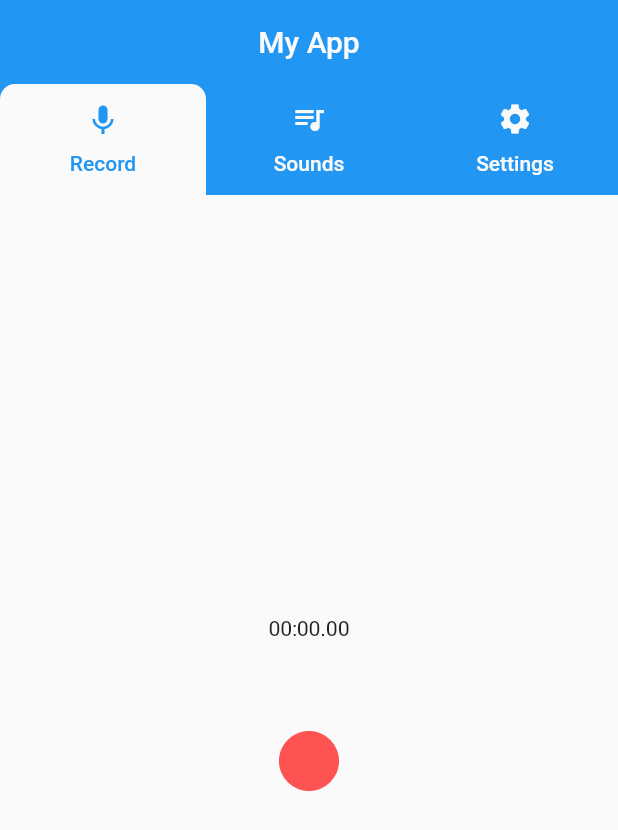
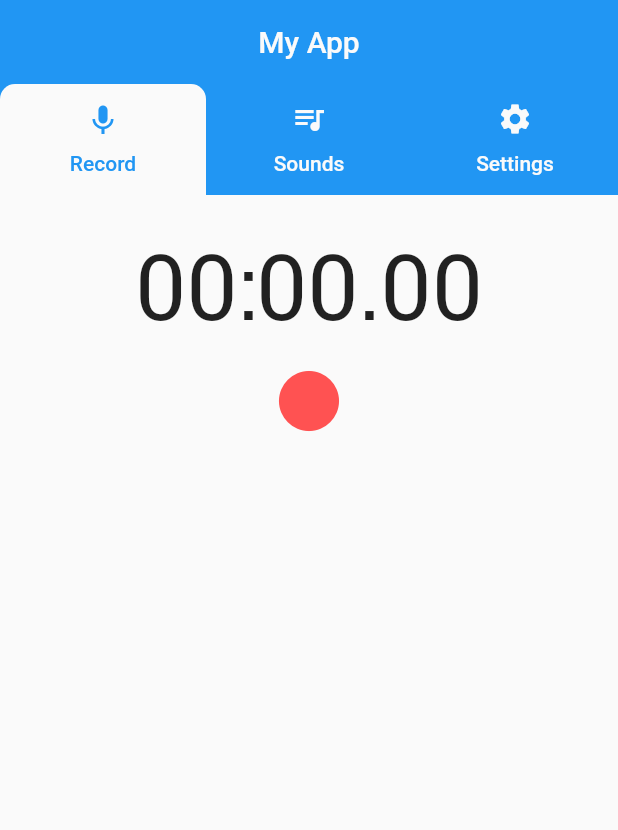
Before and after one commit to tcollard/fluttterSoundApp, a Flutter app: the screen it shows after launch, on a phone screen of 412 x 824 dp. Shown: the top 830 px of the screen. Run offline on Flutter 3.47's test engine with Material 2 defaults, Android fonts, the phone set to English and light mode, and no system bars; our stand-ins replace audioplayers, dynamic_theme, google_fonts, permission_handler; missing offline and left inert: audio_recorder, flutter_material_color_picker; Roboto replaces fonts that are missing (Monoton).

Commit message:
style: 💄 (Recorder) Change btn display

```diff
--- a/myapp/lib/common/timer.dart
+++ b/myapp/lib/common/timer.dart
@@ -14,6 +14,7 @@ class ConfigTimer {
       <ValueChanged<ElapsedTime>>[];
   final Stopwatch stopwatch = Stopwatch();
   final int refreshRateMilliseconds = 30;
+  final TextStyle timerStyle = const TextStyle(fontSize: 60.0);
 }
 
 class TimerContent extends StatefulWidget {
@@ -32,6 +33,10 @@ class TimerContentState extends State<TimerContent> {
 
   void stop() {
     if (config.stopwatch.isRunning) config.stopwatch.stop();
+  }
+
+  void reset() {
+    config.stopwatch.reset();
   }
 
   @override
@@ -89,13 +94,11 @@ class _TimerTextState extends State<TimerText> {
       children: <Widget>[
         RepaintBoundary(
           child: SizedBox(
-            height: 60.0,
             child: MinutesAndSeconds(config: config),
           ),
         ),
         RepaintBoundary(
           child: SizedBox(
-            height: 60.0,
             child: Hundreds(config: config),
           ),
         )
@@ -139,7 +142,7 @@ class _MinutesAndSecondsState extends State<MinutesAndSeconds> {
   Widget build(BuildContext context) {
     String minutesStr = (minutes % 60).toString().padLeft(2, '0');
     String secondsStr = (seconds % 60).toString().padLeft(2, '0');
-    return Text('$minutesStr:$secondsStr.');
+    return Text('$minutesStr:$secondsStr.', style: config.timerStyle);
   }
 }
 
@@ -174,6 +177,6 @@ class _HundredsState extends State<Hundreds> {
   @override
   Widget build(BuildContext context) {
     String hundredsStr = (hundreds % 100).toString().padLeft(2, '0');
-    return Text(hundredsStr);
+    return Text(hundredsStr, style: config.timerStyle);
   }
 }
--- a/myapp/lib/pages/recorder.dart
+++ b/myapp/lib/pages/recorder.dart
@@ -16,17 +16,20 @@ class _RecorderPageState extends State<RecorderPage> {
   bool _isRecording = false;
   bool _isPlaying = false;
   String _recordPath;
-  List<Widget> displayList = [];
-  final GlobalKey<TimerContentState> timerState = GlobalKey<TimerContentState>();
+  List<Widget> recordingAction = [];
+  List<Widget> saveAction = [];
+  Widget allActions;
 
+  List<Widget> list = [];
+  final GlobalKey<TimerContentState> timerState =
+      GlobalKey<TimerContentState>();
 
   @override
   Widget build(BuildContext context) {
-    displayList = [];
     if (!_isRecording && _recordPath == null) {
-      displayList = [];
-      displayList.add(TimerContent(key: timerState));
-      displayList.add(IconButton(
+      recordingAction = [];
+      recordingAction.add(TimerContent(key: timerState));
+      recordingAction.add(IconButton(
           icon: Icon(Icons.fiber_manual_record),
           color: Colors.redAccent,
           splashColor: Theme.of(context).primaryColor,
@@ -37,11 +40,19 @@ class _RecorderPageState extends State<RecorderPage> {
               this.timerState.currentState.start();
             }
           }));
+      allActions = Center(
+        child: Container(
+          padding: EdgeInsets.only(top: 20.0),
+          child: Column(
+            mainAxisAlignment: MainAxisAlignment.start,
+            children: recordingAction,
+          ),
+        ),
+      );
     } else if (_isRecording) {
-      displayList = [];
-      displayList.add(TimerContent(key: timerState));
-
-      displayList.add(IconButton(
+      setState(() {
+        recordingAction.removeLast();
+        recordingAction.add(IconButton(
             icon: Icon(Icons.stop),
             color: (Theme.of(context).brightness == Brightness.light)
                 ? Colors.black
@@ -54,9 +65,21 @@ class _RecorderPageState extends State<RecorderPage> {
                 this.timerState.currentState.stop();
               }
             }));
-    } else if (!_isRecording && _recordPath != null) {
-      displayList = [];
-      displayList.add(IconButton(
+        allActions = Center(
+          child: Container(
+            padding: EdgeInsets.only(top: 20.0),
+            child: Column(
+              mainAxisAlignment: MainAxisAlignment.start,
+              children: recordingAction,
+            ),
+          ),
+        );
+      });
+    } else if (!_isRecording && _recordPath != null && !_isPlaying) {
+      setState(() {
+        saveAction = [];
+        recordingAction.removeLast();
+        recordingAction.add(IconButton(
           icon: Icon(Icons.play_arrow),
           color: (Theme.of(context).brightness == Brightness.light)
               ? Colors.black
@@ -67,18 +90,7 @@ class _RecorderPageState extends State<RecorderPage> {
             if (!_isPlaying) _playRecord();
           },
         ));
-      displayList.add(IconButton(
-        icon: Icon(Icons.stop),
-        color: (Theme.of(context).brightness == Brightness.light)
-            ? Colors.yellow
-            : Colors.green,
-        splashColor: Theme.of(context).primaryColor,
-        iconSize: 60,
-        onPressed: () {
-          if (_isPlaying) _stopPlaying();
-        },
-      ));
-      displayList.add(IconButton(
+        saveAction.add(IconButton(
             icon: Icon(Icons.save),
             color: (Theme.of(context).brightness == Brightness.light)
                 ? Colors.black
@@ -87,8 +99,9 @@ class _RecorderPageState extends State<RecorderPage> {
             iconSize: 60,
             onPressed: () {
               _saveRecord();
+              this.timerState.currentState.reset();
             }));
-      displayList.add(IconButton(
+        saveAction.add(IconButton(
             icon: Icon(Icons.delete),
             color: (Theme.of(context).brightness == Brightness.light)
                 ? Colors.black
@@ -97,14 +110,61 @@ class _RecorderPageState extends State<RecorderPage> {
             iconSize: 60,
             onPressed: () {
               _deleteRecord();
+              this.timerState.currentState.reset();
             }));
-    }
-    return Center(
+        allActions = Column(
+          children: [
+            Container(
+              padding: EdgeInsets.only(top: 20.0),
               child: Column(
                 mainAxisAlignment: MainAxisAlignment.center,
-        children: displayList,
+                children: recordingAction,
               ),
+            ),
+            Container(
+              child: Row(
+                mainAxisAlignment: MainAxisAlignment.spaceEvenly,
+                children: saveAction,
+              ),
+            ),
+          ],
         );
+      });
+    } else if (!_isRecording && _recordPath != null && _isPlaying) {
+      setState(() {
+        recordingAction.removeLast();
+        recordingAction.add(IconButton(
+          icon: Icon(Icons.stop),
+          color: (Theme.of(context).brightness == Brightness.light)
+              ? Colors.black
+              : Colors.white,
+          splashColor: Theme.of(context).primaryColor,
+          iconSize: 60,
+          onPressed: () {
+            if (_isPlaying) _stopPlaying();
+          },
+        ));
+        allActions = Column(
+          children: [
+            Container(
+              padding: EdgeInsets.only(top: 20.0),
+              child: Column(
+                mainAxisAlignment: MainAxisAlignment.center,
+                children: recordingAction,
+              ),
+            ),
+            Container(
+              child: Row(
+                mainAxisAlignment: MainAxisAlignment.spaceEvenly,
+                children: saveAction,
+              ),
+            ),
+          ],
+        );
+      });
+    }
+
+    return allActions;
   }
 
   // RECORDING FUNCTION
@@ -168,12 +228,21 @@ class _RecorderPageState extends State<RecorderPage> {
 
   // PLAYING FUNCTION
   _playRecord() async {
+    audioPlayer.onPlayerCompletion.listen((stop) {
+      setState(() {
+        _isPlaying = false;
+      });
+    });
+    setState(() {
       _isPlaying = true;
+    });
     await audioPlayer.play(_recordPath, isLocal: true);
   }
 
   _stopPlaying() async {
+    setState(() {
       _isPlaying = false;
+    });
     await audioPlayer.stop();
   }
 
```
Lines whose indentation alone changed are shown as unchanged.
